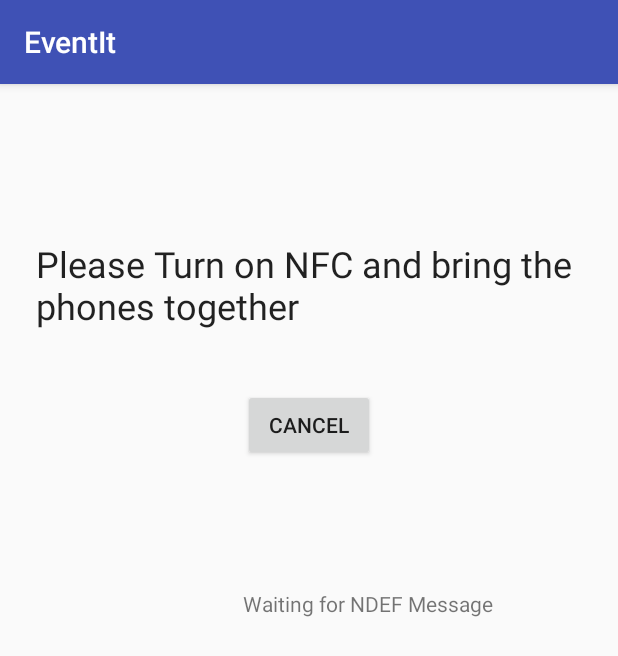
After one commit to DivineBrad/eventIt-org, an Android app: the CheckInActivity screen opened directly, with no data from a screen before it, on a phone screen of 412 x 824 dp. The commit adds this screen. Shown: the top 656 px of the screen. Run offline under Robolectric (Android 15) with nearby library versions, the phone set to English and light mode, and no system bars.

Commit message:
first nfc attempt, bug fixes, check in activity

```diff
--- /dev/null
+++ b/app/src/main/java/com/example/bradj/eventitorg/CheckInActivity.java
@@ -0,0 +1,36 @@
+package com.example.bradj.eventitorg;
+
+import android.content.Intent;
+import android.nfc.NdefMessage;
+import android.nfc.NfcAdapter;
+import android.os.Parcelable;
+import android.support.v7.app.AppCompatActivity;
+import android.os.Bundle;
+import android.widget.TextView;
+
+public class CheckInActivity extends AppCompatActivity {
+    private TextView mTextView;
+
+    @Override
+    protected void onCreate(Bundle savedInstanceState) {
+        super.onCreate(savedInstanceState);
+        setContentView(R.layout.activity_check_in);
+    }
+
+    @Override
+    protected void onResume(){
+        super.onResume();
+        Intent intent = getIntent();
+        mTextView=(TextView)findViewById(R.id.txtResult);
+        if (NfcAdapter.ACTION_NDEF_DISCOVERED.equals(intent.getAction())) {
+            Parcelable[] rawMessages = intent.getParcelableArrayExtra(
+                    NfcAdapter.EXTRA_NDEF_MESSAGES);
+
+            NdefMessage message = (NdefMessage) rawMessages[0]; // only one message transferred
+            mTextView.setText(new String(message.getRecords()[0].getPayload()));
+
+        } else
+            mTextView.setText("Waiting for NDEF Message");
+
+    }
+}
--- a/app/src/main/java/com/example/bradj/eventitorg/ViewEventsActivity.java
+++ b/app/src/main/java/com/example/bradj/eventitorg/ViewEventsActivity.java
@@ -100,6 +100,12 @@ public class ViewEventsActivity extends AppCompatActivity {
             case R.id.action_log_out:
 //
                 logOut(item);
+                return true;
+
+            case R.id.action_checkIn:
+                Intent checkinIntent = new Intent(ViewEventsActivity.this, CheckInActivity.class);
+                startActivity(checkinIntent);
+
                 return true;
 
             default:
--- /dev/null
+++ b/app/src/main/res/layout/activity_check_in.xml
@@ -0,0 +1,38 @@
+<?xml version="1.0" encoding="utf-8"?>
+<RelativeLayout xmlns:android="http://schemas.android.com/apk/res/android"
+    xmlns:app="http://schemas.android.com/apk/res-auto"
+    xmlns:tools="http://schemas.android.com/tools"
+    android:layout_width="match_parent"
+    android:layout_height="match_parent"
+    tools:context="com.example.bradj.eventitorg.CheckInActivity">
+
+    <TextView
+        android:layout_width="wrap_content"
+        android:layout_height="wrap_content"
+        android:layout_alignParentStart="true"
+        android:layout_alignParentTop="true"
+        android:layout_marginStart="24dp"
+        android:layout_marginTop="103dp"
+        android:text="Please Turn on NFC and bring the phones together"
+        android:textAppearance="@style/TextAppearance.AppCompat.Headline"
+        android:id="@+id/textView3" />
+
+    <Button
+        android:id="@+id/cancelCheckIn"
+        android:layout_width="wrap_content"
+        android:layout_height="wrap_content"
+        android:layout_below="@+id/textView3"
+        android:layout_centerHorizontal="true"
+        android:layout_marginTop="39dp"
+        android:text="Cancel" />
+
+    <TextView
+        android:id="@+id/txtResult"
+        android:layout_width="wrap_content"
+        android:layout_height="wrap_content"
+        android:layout_alignStart="@+id/cancelCheckIn"
+        android:layout_below="@+id/cancelCheckIn"
+        android:layout_marginTop="85dp"
+        android:text="TextView" />
+
+</RelativeLayout>
--- a/app/src/main/res/menu/top_menu.xml
+++ b/app/src/main/res/menu/top_menu.xml
@@ -16,6 +16,11 @@
         android:icon="@mipmap/ic_action_events"
         android:title="@string/menu_events_title"
         app:showAsAction="always"/>
+    <item
+        android:id="@+id/action_checkIn"
+        android:icon="@mipmap/ic_hourglass_full_black_24dp"
+        android:title="@string/menu_events_title"
+        app:showAsAction="always"/>
 
     <!-- Settings, should always be in the overflow -->
     <item android:id="@+id/action_settings"
```
Also changed, not shown: app/src/main/AndroidManifest.xml (+11 -5 lines), app/src/main/res/mipmap-hdpi/ic_hourglass_full_black_24dp.png (added), app/src/main/res/mipmap-mdpi/ic_hourglass_full_black_24dp.png (added), app/src/main/res/mipmap-xhdpi/ic_hourglass_full_black_24dp.png (added), app/src/main/res/mipmap-xxhdpi/ic_hourglass_full_black_24dp.png (added), app/src/main/res/mipmap-xxxhdpi/ic_hourglass_full_black_24dp.png (added).
